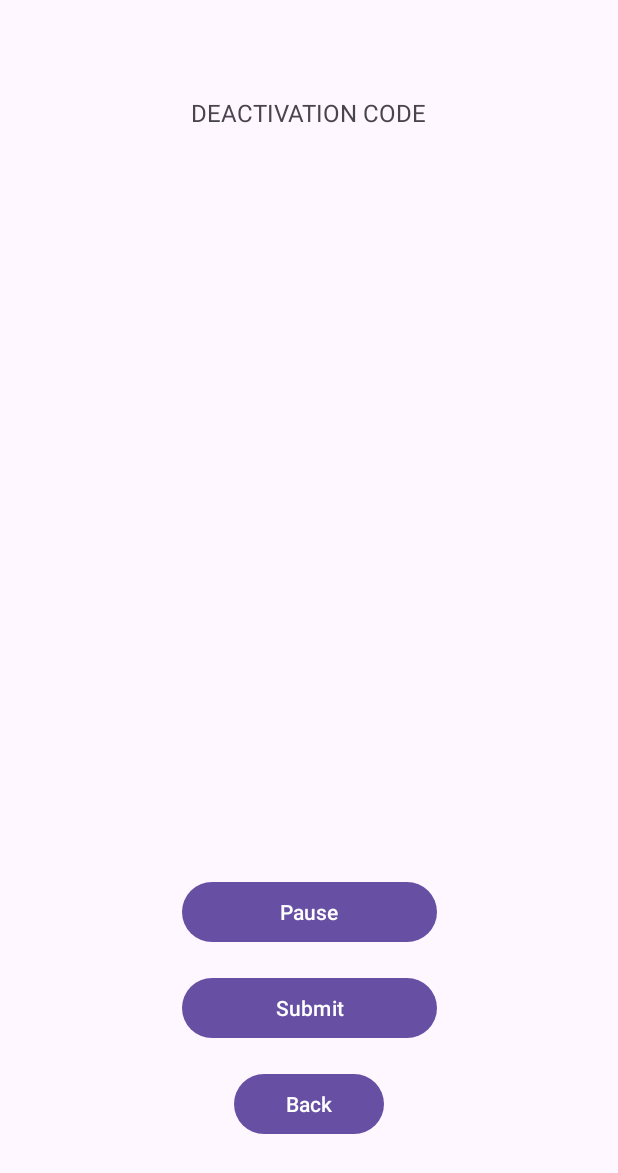
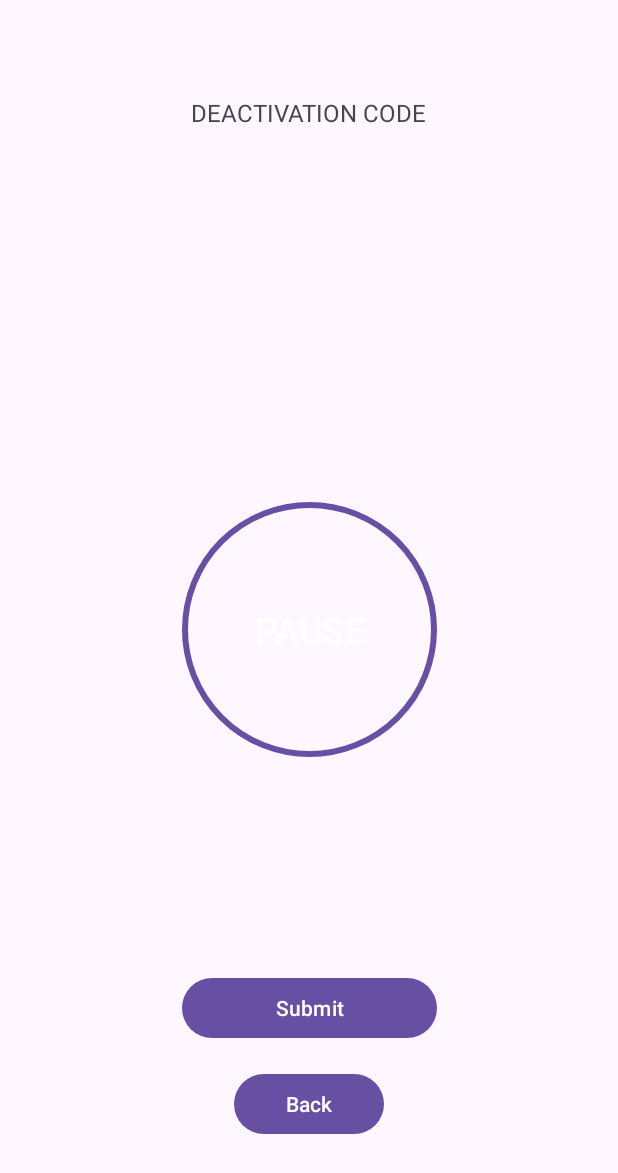
Before and after one commit to Pseudophobi4/getmeup-android, an Android app: the DeactivateAlarmActivity screen opened directly, with no data from a screen before it, on a phone screen of 412 x 824 dp. Shown: the top 1173 px of the screen. Run offline under Robolectric (Android 15) with nearby library versions, the phone set to English and light mode, and no system bars; 3 statements that could not run were skipped.

Commit message:
Added CircularProgressIndicator for the pause timer and implemented alarm resume functionality onPause() in DeactivateAlarmActivity

```diff
--- a/GetMeUp/app/src/main/res/layout/activity_deactivate_alarm.xml
+++ b/GetMeUp/app/src/main/res/layout/activity_deactivate_alarm.xml
@@ -16,6 +16,7 @@
         android:maxLength="8"
         android:padding="16dp"
         android:textAlignment="center"
+        android:gravity="center"
         android:textSize="48sp"
         android:textStyle="bold"
         app:layout_constraintEnd_toEndOf="parent"
@@ -59,13 +60,28 @@
 
     <Button
         android:id="@+id/buttonPause"
-        android:layout_width="170dp"
+        android:layout_width="0dp"
+        android:layout_height="0dp"
+        android:background="@android:color/transparent"
+        android:text="PAUSE"
+        android:textSize="24sp"
+        android:textColor="@color/white"
+        app:layout_constraintBottom_toBottomOf="@+id/progressBar"
+        app:layout_constraintEnd_toEndOf="@+id/progressBar"
+        app:layout_constraintStart_toStartOf="@+id/progressBar"
+        app:layout_constraintTop_toTopOf="@+id/progressBar" />
+
+    <com.google.android.material.progressindicator.CircularProgressIndicator
+        android:id="@+id/progressBar"
+        android:layout_width="wrap_content"
         android:layout_height="wrap_content"
-        android:layout_marginBottom="16dp"
-        android:text="Pause"
+        android:max="999999999"
+        android:progress="999999999"
+        app:indicatorDirectionCircular="counterclockwise"
+        app:indicatorSize="170dp"
         app:layout_constraintBottom_toTopOf="@+id/buttonSubmit"
         app:layout_constraintEnd_toEndOf="parent"
-        app:layout_constraintHorizontal_bias="0.5"
-        app:layout_constraintStart_toStartOf="parent" />
+        app:layout_constraintStart_toStartOf="parent"
+        app:layout_constraintTop_toBottomOf="@+id/editTextCode" />
 
 </androidx.constraintlayout.widget.ConstraintLayout>
--- a/GetMeUp/gradle/libs.versions.toml
+++ b/GetMeUp/gradle/libs.versions.toml
@@ -1,5 +1,6 @@
 [versions]
 agp = "8.5.0"
+coreKtxVersion = "1.9.0"
 kotlin = "1.9.0"
 coreKtx = "1.13.1"
 junit = "4.13.2"
@@ -12,6 +13,7 @@ constraintlayout = "2.1.4"
 
 [libraries]
 androidx-core-ktx = { group = "androidx.core", name = "core-ktx", version.ref = "coreKtx" }
+androidx-core-ktx-v190 = { module = "androidx.core:core-ktx", version.ref = "coreKtxVersion" }
 junit = { group = "junit", name = "junit", version.ref = "junit" }
 androidx-junit = { group = "androidx.test.ext", name = "junit", version.ref = "junitVersion" }
 androidx-espresso-core = { group = "androidx.test.espresso", name = "espresso-core", version.ref = "espressoCore" }
```
Also changed, not shown: GetMeUp/app/src/main/java/com/example/getmeup/DeactivateAlarmActivity.kt (+104 -8 lines).
